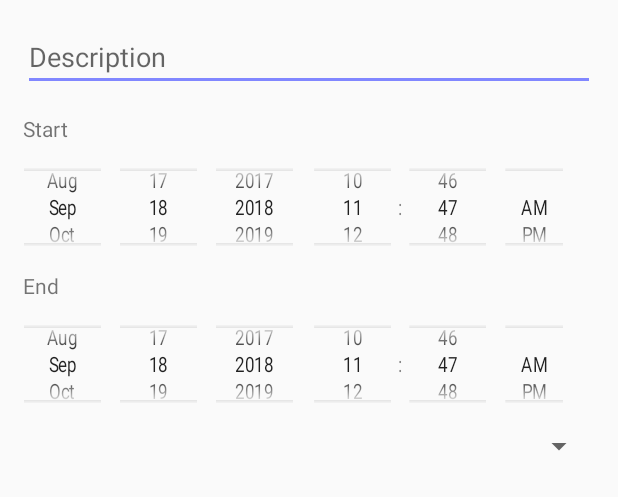
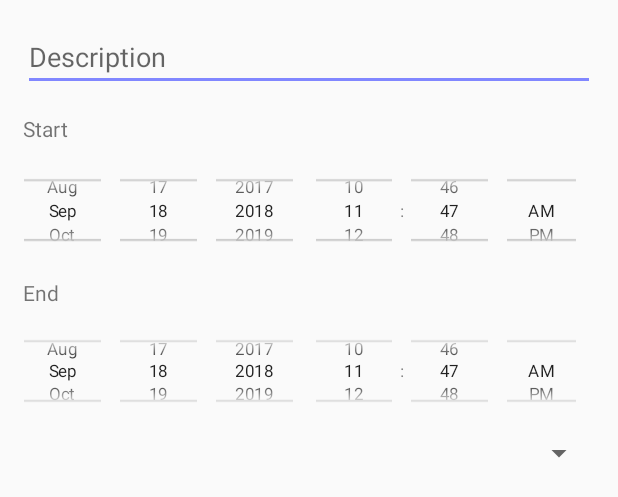
Before and after one commit to mayuelcuarto/Apptivities, an Android app: the layout dialog_create_actividad.xml on its own in the app's theme, with its tools: preview values and no code run, on a phone screen of 412 x 824 dp. Shown: the top 497 px of the screen. Run offline under Robolectric (Android 15) with nearby library versions, the phone set to English and light mode, and no system bars.

Commit message:
Optimización de DatePickers

```diff
--- a/app/src/main/res/layout/dialog_create_actividad.xml
+++ b/app/src/main/res/layout/dialog_create_actividad.xml
@@ -8,9 +8,9 @@
         android:id="@+id/editTextNewActividadDescripcion"
         android:layout_width="match_parent"
         android:layout_height="wrap_content"
-        android:layout_marginLeft="15dp"
-        android:layout_marginRight="15dp"
-        android:layout_marginTop="15dp"
+        android:layout_marginLeft="15sp"
+        android:layout_marginRight="15sp"
+        android:layout_marginTop="15sp"
         android:hint="@string/new_activity_dialog_textView_description_hint" />
 
     <LinearLayout
@@ -34,7 +34,7 @@
 
         <LinearLayout
             android:layout_width="match_parent"
-            android:layout_height="85sp"
+            android:layout_height="90sp"
             android:orientation="horizontal">
 
             <DatePicker
@@ -42,14 +42,20 @@
                 style="@style/MyDatePickerWidgetStyle"
                 android:layout_marginLeft="-15sp"
                 android:layout_marginRight="-40sp"
-                android:scaleX="0.8" />
+                android:layout_marginTop="-1sp"
+                android:layout_marginBottom="-1sp"
+                android:scaleX="0.8"
+                android:scaleY="0.8" />
 
             <TimePicker
                 android:id="@+id/timePickerNewActividadFechaIni"
                 style="@style/MyTimePickerWidgetStyle"
-                android:layout_marginLeft="-20sp"
-                android:layout_marginRight="0sp"
-                android:scaleX="0.8" />
+                android:layout_marginStart="-20sp"
+                android:layout_marginEnd="-10sp"
+                android:layout_marginTop="-1sp"
+                android:layout_marginBottom="-1sp"
+                android:scaleX="0.8"
+                android:scaleY="0.8" />
 
         </LinearLayout>
 
@@ -76,14 +82,20 @@
                 style="@style/MyDatePickerWidgetStyle"
                 android:layout_marginLeft="-15sp"
                 android:layout_marginRight="-40sp"
-                android:scaleX="0.8" />
+                android:layout_marginTop="-1sp"
+                android:layout_marginBottom="-1sp"
+                android:scaleX="0.8"
+                android:scaleY="0.8" />
 
             <TimePicker
                 android:id="@+id/timePickerNewActividadFechaFin"
                 style="@style/MyTimePickerWidgetStyle"
-                android:layout_marginLeft="-20sp"
-                android:layout_marginRight="0sp"
-                android:scaleX="0.8" />
+                android:layout_marginStart="-20sp"
+                android:layout_marginEnd="-10sp"
+                android:layout_marginTop="-1sp"
+                android:layout_marginBottom="-1sp"
+                android:scaleX="0.8"
+                android:scaleY="0.8" />
 
         </LinearLayout>
 
```
